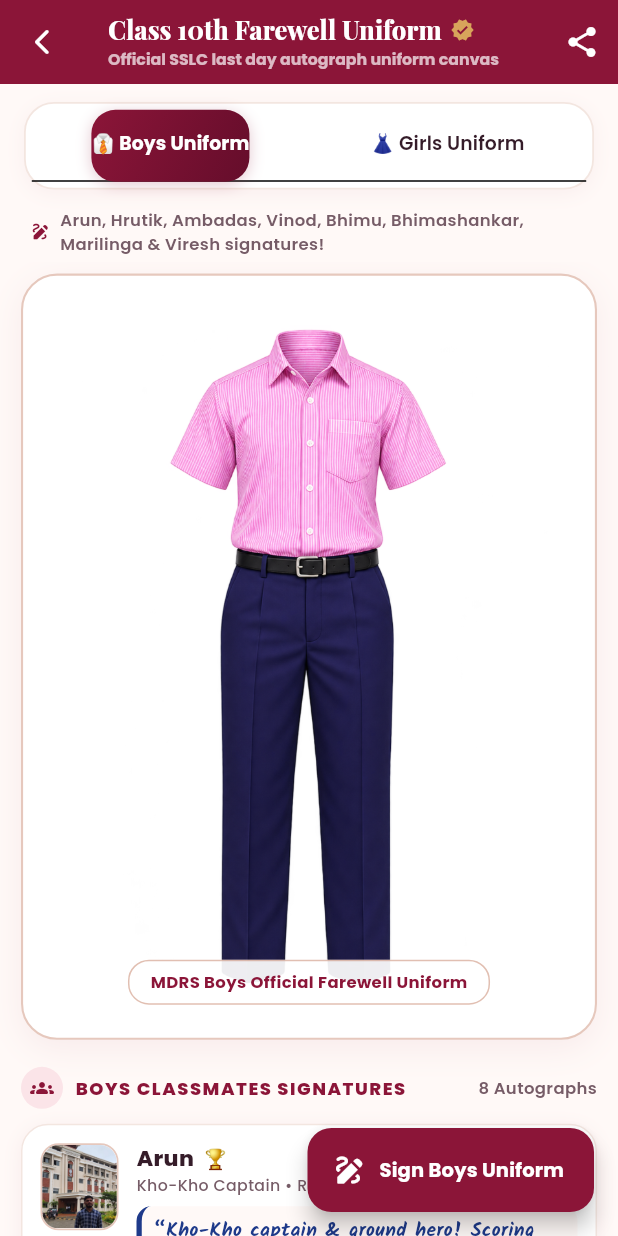
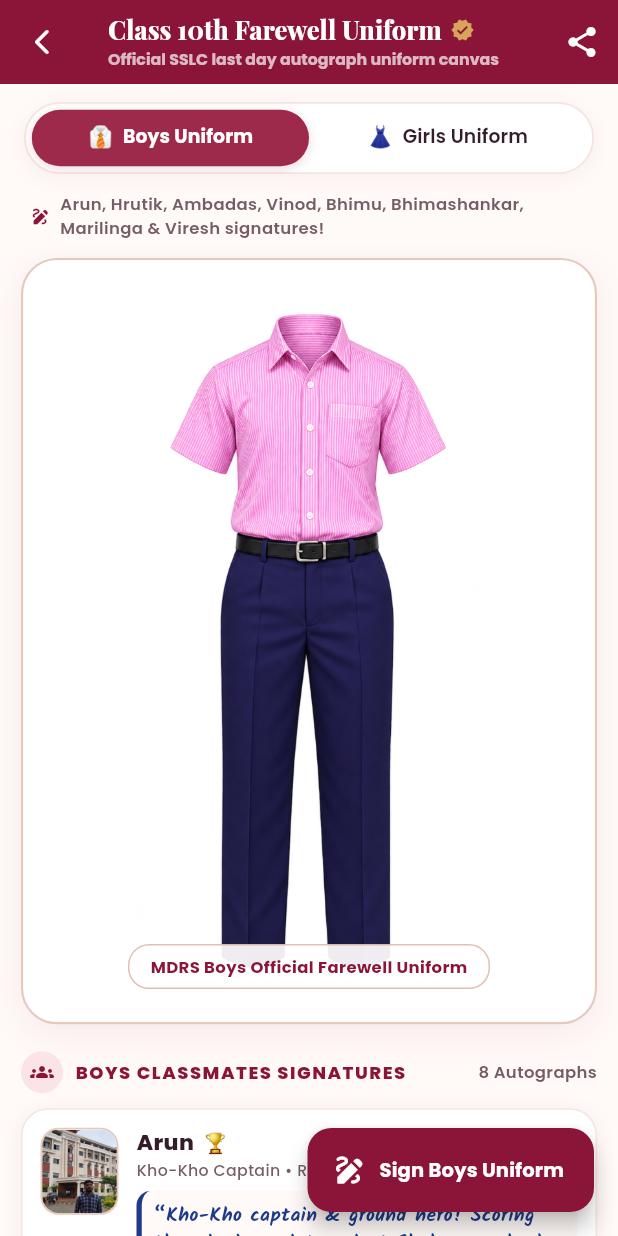
Before and after one commit to Ravi8855/mdrs_school, a Flutter app: the FarewellShirtScreen screen opened directly, on a phone screen of 412 x 824 dp. Run offline on Flutter 3.47's test engine with Material 3 defaults, Android fonts, the phone set to English and light mode, and no system bars; our stand-ins replace confetti, google_fonts, shared_preferences, supabase_flutter; missing offline and left inert: dart:js_interop; accounts and stored records are empty.

Commit message:
fix(ui): align farewell uniform tabs with light maroon indicator and remove divider line

```diff
--- a/lib/screens/farewell_shirt/farewell_shirt_screen.dart
+++ b/lib/screens/farewell_shirt/farewell_shirt_screen.dart
@@ -683,11 +683,12 @@ Check out the signatures, memories & hostel dialogues in our MDRS School Memorie
               children: [
                 // Top Gender Uniform Switcher Bar
                 Container(
+                  height: 48,
                   margin: const EdgeInsets.fromLTRB(16, 12, 16, 8),
                   padding: const EdgeInsets.all(4),
                   decoration: BoxDecoration(
                     color: Colors.white,
-                    borderRadius: BorderRadius.circular(20),
+                    borderRadius: BorderRadius.circular(24),
                     border: Border.all(color: AppColors.cardBorder, width: 1.2),
                     boxShadow: [
                       BoxShadow(
@@ -697,19 +698,21 @@ Check out the signatures, memories & hostel dialogues in our MDRS School Memorie
                       ),
                     ],
                   ),
+                  clipBehavior: Clip.antiAlias,
                   child: TabBar(
                     controller: _genderController,
+                    dividerColor: Colors.transparent,
+                    dividerHeight: 0,
+                    indicatorSize: TabBarIndicatorSize.tab,
+                    indicatorPadding: EdgeInsets.zero,
+                    labelPadding: EdgeInsets.zero,
                     indicator: BoxDecoration(
-                      gradient: const LinearGradient(
-                        colors: [AppColors.navActiveStart, AppColors.navActiveEnd],
-                        begin: Alignment.topLeft,
-                        end: Alignment.bottomRight,
-                      ),
-                      borderRadius: BorderRadius.circular(16),
+                      color: const Color(0xFF9E2A4B), // Professional Light Maroon
+                      borderRadius: BorderRadius.circular(20),
                       boxShadow: [
                         BoxShadow(
-                          color: AppColors.primary.withAlpha(60),
-                          blurRadius: 8,
+                          color: const Color(0xFF9E2A4B).withAlpha(45),
+                          blurRadius: 6,
                           offset: const Offset(0, 2),
                         ),
                       ],
@@ -720,8 +723,34 @@ Check out the signatures, memories & hostel dialogues in our MDRS School Memorie
                     unselectedLabelStyle:
                         GoogleFonts.poppins(fontSize: 12.5, fontWeight: FontWeight.w600),
                     tabs: const [
-                      Tab(text: '👔 Boys Uniform'),
-                      Tab(text: '👗 Girls Uniform'),
+                      Tab(
+                        height: 40,
+                        child: Center(
+                          child: Row(
+                            mainAxisAlignment: MainAxisAlignment.center,
+                            mainAxisSize: MainAxisSize.min,
+                            children: [
+                              Text('👔', style: TextStyle(fontSize: 14)),
+                              SizedBox(width: 6),
+                              Text('Boys Uniform'),
+                            ],
+                          ),
+                        ),
+                      ),
+                      Tab(
+                        height: 40,
+                        child: Center(
+                          child: Row(
+                            mainAxisAlignment: MainAxisAlignment.center,
+                            mainAxisSize: MainAxisSize.min,
+                            children: [
+                              Text('👗', style: TextStyle(fontSize: 14)),
+                              SizedBox(width: 6),
+                              Text('Girls Uniform'),
+                            ],
+                          ),
+                        ),
+                      ),
                     ],
                   ),
                 ),
```
